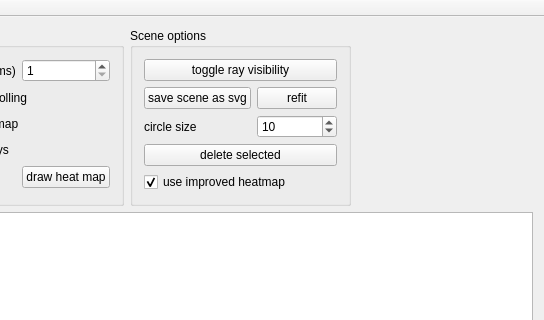
First picture: the form in RayDisplayWindow.ui, repository janisozaur/mgr_rd2, before the edit; both pictures show x 473 to 1017 and y 0 to 320 of the 1017 by 699 pixel window.
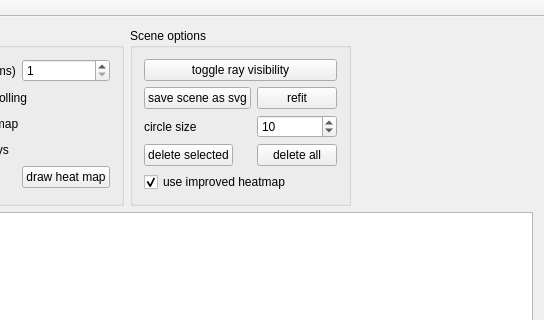
Second picture: the form after the edit.

Commit message:
ui improvements: circle deletion, preservation
add button to delete all circles at once
circles are now preserved across runs

```diff
--- a/RayDisplayWindow.ui
+++ b/RayDisplayWindow.ui
@@ -207,13 +207,6 @@
            </property>
           </widget>
          </item>
-         <item row="3" column="0" colspan="2">
-          <widget class="QPushButton" name="deleteCirclePushButton">
-           <property name="text">
-            <string>delete selected</string>
-           </property>
-          </widget>
-         </item>
          <item row="4" column="0" colspan="2">
           <widget class="QCheckBox" name="heatmapTypeCheckBox">
            <property name="text">
@@ -224,6 +217,20 @@
            </property>
           </widget>
          </item>
+         <item row="3" column="0">
+          <widget class="QPushButton" name="deleteCirclePushButton">
+           <property name="text">
+            <string>delete selected</string>
+           </property>
+          </widget>
+         </item>
+         <item row="3" column="1">
+          <widget class="QPushButton" name="deleteAllPushButton">
+           <property name="text">
+            <string>delete all</string>
+           </property>
+          </widget>
+         </item>
         </layout>
        </widget>
       </item>
```
The commit also changes 5 other files.
